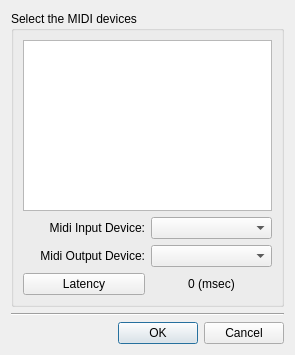
The window that PianoBooster/src/GuiMidiSetupDialog.ui (chrisballinger/PianoBooster) describes before a commit, drawn with Qt 5.
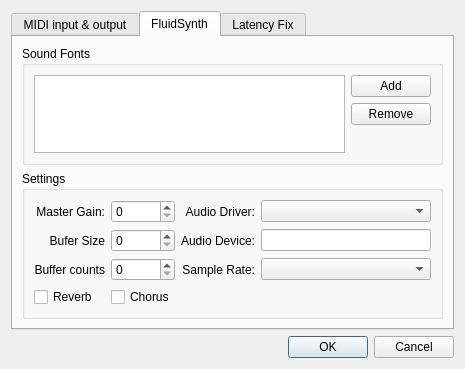
The same window after the commit. The open tabs and pages were chosen to show the change.

Commit message: updated fluid synth

```diff
--- a/PianoBooster/src/GuiMidiSetupDialog.ui
+++ b/PianoBooster/src/GuiMidiSetupDialog.ui
@@ -5,22 +5,63 @@
    <rect>
     <x>0</x>
     <y>0</y>
-    <width>295</width>
-    <height>355</height>
+    <width>465</width>
+    <height>369</height>
    </rect>
   </property>
   <property name="windowTitle" >
    <string>Dialog</string>
   </property>
-  <layout class="QVBoxLayout" >
+  <layout class="QVBoxLayout" name="verticalLayout" >
+   <item>
+    <widget class="QTabWidget" name="tabWidget" >
+     <property name="tabShape" >
+      <enum>QTabWidget::Rounded</enum>
+     </property>
+     <property name="currentIndex" >
+      <number>0</number>
+     </property>
+     <widget class="QWidget" name="tab" >
+      <attribute name="title" >
+       <string>MIDI input &amp;&amp; output</string>
+      </attribute>
+      <layout class="QVBoxLayout" name="verticalLayout_6" >
+       <item>
+        <spacer name="verticalSpacer_2" >
+         <property name="orientation" >
+          <enum>Qt::Vertical</enum>
+         </property>
+         <property name="sizeType" >
+          <enum>QSizePolicy::Expanding</enum>
+         </property>
+         <property name="sizeHint" stdset="0" >
+          <size>
+           <width>396</width>
+           <height>28</height>
+          </size>
+         </property>
+        </spacer>
+       </item>
    <item>
     <widget class="QGroupBox" name="groupBox" >
      <property name="title" >
       <string>Select the MIDI devices</string>
      </property>
-     <layout class="QVBoxLayout" >
+         <layout class="QVBoxLayout" name="verticalLayout_2" >
       <item>
        <widget class="QTextEdit" name="midiInfoText" >
+            <property name="sizePolicy" >
+             <sizepolicy vsizetype="Preferred" hsizetype="Expanding" >
+              <horstretch>0</horstretch>
+              <verstretch>0</verstretch>
+             </sizepolicy>
+            </property>
+            <property name="maximumSize" >
+             <size>
+              <width>16777215</width>
+              <height>100</height>
+             </size>
+            </property>
         <property name="acceptDrops" >
          <bool>false</bool>
         </property>
@@ -30,7 +71,10 @@
        </widget>
       </item>
       <item>
-       <layout class="QGridLayout" >
+           <layout class="QGridLayout" name="_2" >
+            <property name="sizeConstraint" >
+             <enum>QLayout::SetMinimumSize</enum>
+            </property>
         <item row="0" column="0" >
          <widget class="QLabel" name="label" >
           <property name="text" >
@@ -57,15 +101,221 @@
         <item row="1" column="1" >
          <widget class="QComboBox" name="midiOutputCombo" />
         </item>
+           </layout>
+          </item>
+         </layout>
+        </widget>
+       </item>
+       <item>
+        <spacer name="verticalSpacer" >
+         <property name="orientation" >
+          <enum>Qt::Vertical</enum>
+         </property>
+         <property name="sizeType" >
+          <enum>QSizePolicy::Expanding</enum>
+         </property>
+         <property name="sizeHint" stdset="0" >
+          <size>
+           <width>396</width>
+           <height>28</height>
+          </size>
+         </property>
+        </spacer>
+       </item>
+      </layout>
+     </widget>
+     <widget class="QWidget" name="tab_2" >
+      <attribute name="title" >
+       <string>FluidSynth</string>
+      </attribute>
+      <layout class="QVBoxLayout" name="verticalLayout_3" >
+       <item>
+        <widget class="QGroupBox" name="groupBox_3" >
+         <property name="title" >
+          <string>Sound Fonts</string>
+         </property>
+         <layout class="QVBoxLayout" name="verticalLayout_7" >
+          <item>
+           <layout class="QHBoxLayout" name="horizontalLayout" >
+            <item>
+             <widget class="QListView" name="soundFontList" />
+            </item>
+            <item>
+             <layout class="QVBoxLayout" name="verticalLayout_5" >
+              <item>
+               <widget class="QPushButton" name="latencyFixButton_2" >
+                <property name="text" >
+                 <string>Add</string>
+                </property>
+               </widget>
+              </item>
+              <item>
+               <widget class="QPushButton" name="pushButton" >
+                <property name="text" >
+                 <string>Remove</string>
+                </property>
+               </widget>
+              </item>
+              <item>
+               <spacer name="verticalSpacer_3" >
+                <property name="orientation" >
+                 <enum>Qt::Vertical</enum>
+                </property>
+                <property name="sizeHint" stdset="0" >
+                 <size>
+                  <width>20</width>
+                  <height>40</height>
+                 </size>
+                </property>
+               </spacer>
+              </item>
+             </layout>
+            </item>
+           </layout>
+          </item>
+         </layout>
+        </widget>
+       </item>
+       <item>
+        <widget class="QGroupBox" name="groupBox_2" >
+         <property name="title" >
+          <string>Settings</string>
+         </property>
+         <layout class="QVBoxLayout" name="verticalLayout_4" >
+          <item>
+           <layout class="QGridLayout" name="gridLayout" >
+            <item row="1" column="4" >
+             <widget class="QLineEdit" name="audioDeviceLineEdit" >
+              <property name="minimumSize" >
+               <size>
+                <width>150</width>
+                <height>0</height>
+               </size>
+              </property>
+             </widget>
+            </item>
+            <item row="1" column="2" >
+             <widget class="QLabel" name="label_7" >
+              <property name="text" >
+               <string>Audio Device:</string>
+              </property>
+              <property name="alignment" >
+               <set>Qt::AlignRight|Qt::AlignTrailing|Qt::AlignVCenter</set>
+              </property>
+             </widget>
+            </item>
+            <item row="0" column="0" >
+             <widget class="QLabel" name="label_18" >
+              <property name="text" >
+               <string>Master Gain:</string>
+              </property>
+              <property name="alignment" >
+               <set>Qt::AlignRight|Qt::AlignTrailing|Qt::AlignVCenter</set>
+              </property>
+             </widget>
+            </item>
+            <item row="0" column="1" >
+             <widget class="QSpinBox" name="masterGainSpin" />
+            </item>
+            <item row="0" column="2" >
+             <widget class="QLabel" name="label_8" >
+              <property name="text" >
+               <string>Audio Driver:</string>
+              </property>
+              <property name="alignment" >
+               <set>Qt::AlignRight|Qt::AlignTrailing|Qt::AlignVCenter</set>
+              </property>
+             </widget>
+            </item>
+            <item row="0" column="4" >
+             <widget class="QComboBox" name="audioDriverCombo" />
+            </item>
+            <item row="2" column="2" >
+             <widget class="QLabel" name="label_9" >
+              <property name="text" >
+               <string>Sample Rate:</string>
+              </property>
+              <property name="alignment" >
+               <set>Qt::AlignRight|Qt::AlignTrailing|Qt::AlignVCenter</set>
+              </property>
+             </widget>
+            </item>
+            <item row="2" column="4" >
+             <widget class="QComboBox" name="sampleRateCombo" />
+            </item>
+            <item row="1" column="0" >
+             <widget class="QLabel" name="label_3" >
+              <property name="text" >
+               <string>Bufer Size</string>
+              </property>
+              <property name="alignment" >
+               <set>Qt::AlignRight|Qt::AlignTrailing|Qt::AlignVCenter</set>
+              </property>
+             </widget>
+            </item>
+            <item row="1" column="1" >
+             <widget class="QSpinBox" name="bufferSizeSpin" />
+            </item>
         <item row="2" column="0" >
+             <widget class="QLabel" name="label_4" >
+              <property name="text" >
+               <string>Buffer counts</string>
+              </property>
+              <property name="alignment" >
+               <set>Qt::AlignRight|Qt::AlignTrailing|Qt::AlignVCenter</set>
+              </property>
+             </widget>
+            </item>
+            <item row="2" column="1" >
+             <widget class="QSpinBox" name="bufferCountsSpin" />
+            </item>
+            <item row="3" column="0" >
+             <widget class="QCheckBox" name="reverbCheck" >
+              <property name="text" >
+               <string>Reverb</string>
+              </property>
+             </widget>
+            </item>
+            <item row="3" column="1" >
+             <widget class="QCheckBox" name="chorusCheck" >
+              <property name="text" >
+               <string>Chorus</string>
+              </property>
+             </widget>
+            </item>
+           </layout>
+          </item>
+         </layout>
+        </widget>
+       </item>
+      </layout>
+     </widget>
+     <widget class="QWidget" name="tab_3" >
+      <attribute name="title" >
+       <string>Latency Fix</string>
+      </attribute>
          <widget class="QPushButton" name="latencyFixButton" >
+       <property name="geometry" >
+        <rect>
+         <x>40</x>
+         <y>120</y>
+         <width>121</width>
+         <height>29</height>
+        </rect>
+       </property>
           <property name="text" >
            <string>Latency</string>
           </property>
          </widget>
-        </item>
-        <item row="2" column="1" >
          <widget class="QLabel" name="latencyFixLabel" >
+       <property name="geometry" >
+        <rect>
+         <x>200</x>
+         <y>130</y>
+         <width>195</width>
+         <height>17</height>
+        </rect>
+       </property>
           <property name="text" >
            <string>0 (msec)</string>
           </property>
@@ -73,17 +323,7 @@
            <set>Qt::AlignCenter</set>
           </property>
          </widget>
-        </item>
-       </layout>
-      </item>
-     </layout>
-    </widget>
-   </item>
-   <item>
-    <widget class="Line" name="line" >
-     <property name="orientation" >
-      <enum>Qt::Horizontal</enum>
-     </property>
+     </widget>
     </widget>
    </item>
    <item>
```
Left out of the diff: 3 changed lines with no effect on the pictures. Lines whose indentation alone changed are shown as unchanged. The commit also changes 21 other files.
